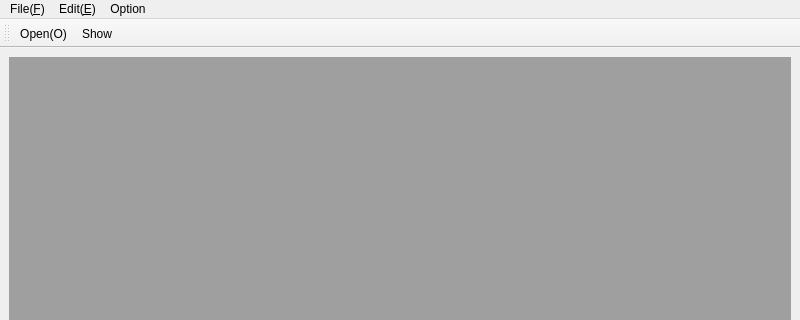
yauyimsing/Qt_OpenCV, file mainwindow.ui: the form before one commit; both pictures show x 0 to 800 and y 0 to 320 of the 800 by 600 pixel window.
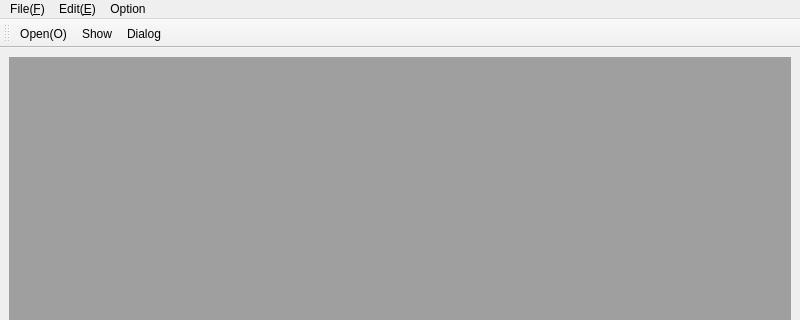
The form after the commit. Icons and pictures are not drawn.

Diff of the .ui file:
```diff
--- a/mainwindow.ui
+++ b/mainwindow.ui
@@ -64,6 +64,7 @@
    </attribute>
    <addaction name="actionOpen_O"/>
    <addaction name="actionShow"/>
+   <addaction name="actionDialog"/>
   </widget>
   <action name="actionNew_N">
    <property name="icon">
@@ -87,6 +88,11 @@
     <string>Show</string>
    </property>
   </action>
+  <action name="actionDialog">
+   <property name="text">
+    <string>Dialog</string>
+   </property>
+  </action>
  </widget>
  <resources>
   <include location="images.qrc"/>
```
Left out of the diff: 1 changed line with no effect on the pictures.
